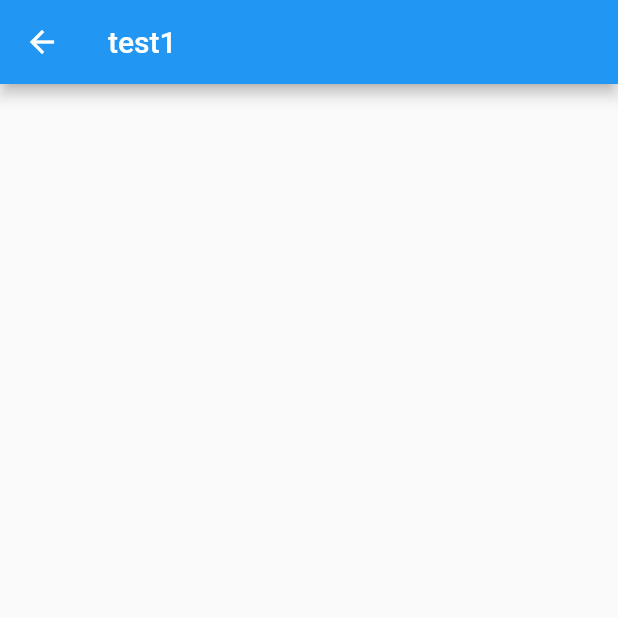
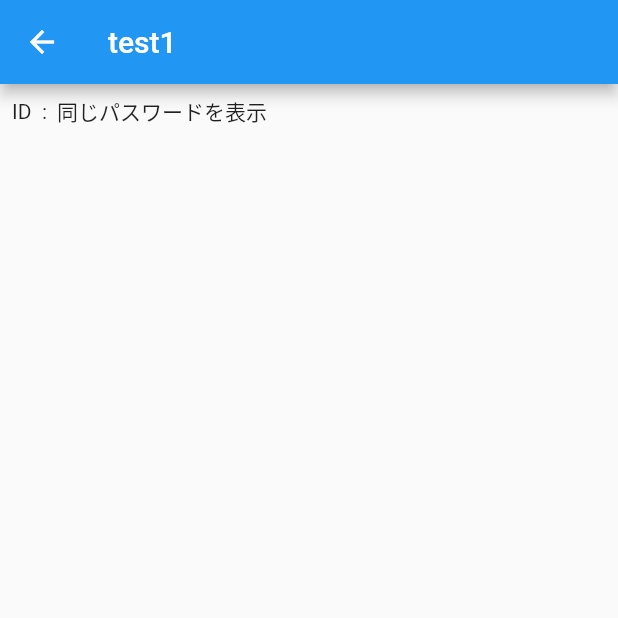
Before and after one commit to oltukunn/flutter_study, a Flutter app: the screen it shows after launch, after a tap on "test1", on a phone screen of 412 x 824 dp, the top half of it. Run offline on Flutter 3.47's test engine with Material 2 defaults, Android fonts, the phone set to English and light mode, and no system bars.

Commit message:
遷移先のページ修正

```diff
--- a/lib/next_page.dart
+++ b/lib/next_page.dart
@@ -15,6 +15,22 @@ class _NextPageState extends State<NextPage> {
   Widget build(BuildContext context) {
     return Scaffold(
       appBar: AppBar(title: Text(widget.title)),
+      body: Padding(
+        padding: const EdgeInsets.all(8.0),
+        child: Column(children: <Widget>[
+          Row(children: <Widget>[
+            Container(
+              width: 20,
+              child: Text('ID'),
+            ),
+            Container(
+              width: 10,
+              child: Text(':'),
+            ),
+            Text('同じパスワードを表示'),
+          ])
+        ]),
+      ),
     );
   }
 }
```
